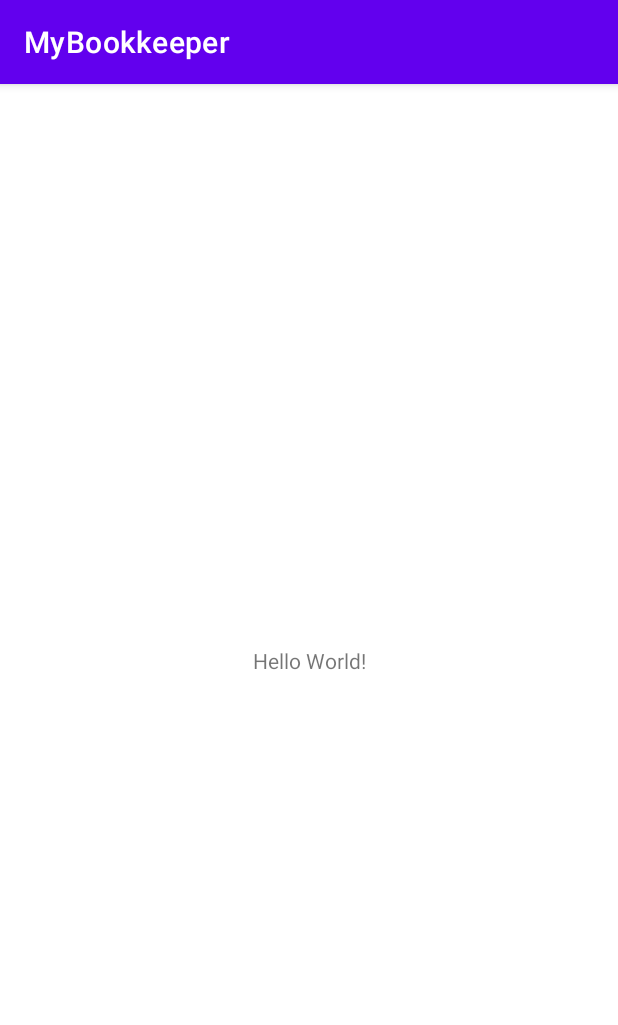
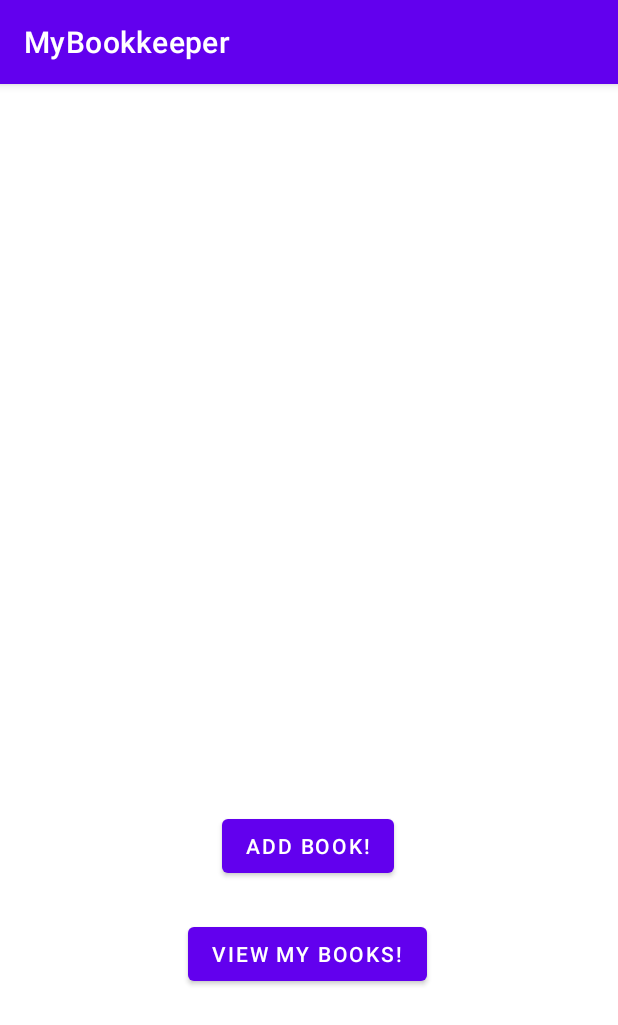
Before and after one commit to Oh-Afterglow/MyBookkeeper, an Android app: the screen it shows after launch (MainActivity), on a phone screen of 412 x 824 dp. Shown: the top 1025 px of the screen. Run offline under Robolectric (Android 15) with nearby library versions, the phone set to English and light mode, and no system bars.

Commit message:
2 buttons

```diff
--- a/app/src/main/res/layout/activity_main.xml
+++ b/app/src/main/res/layout/activity_main.xml
@@ -6,13 +6,36 @@
     android:layout_height="match_parent"
     tools:context=".MainActivity">
 
-    <TextView
+    <Button
+        android:id="@+id/button_add"
         android:layout_width="wrap_content"
         android:layout_height="wrap_content"
-        android:text="Hello World!"
+        android:layout_marginStart="148dp"
+        android:layout_marginLeft="148dp"
+        android:layout_marginEnd="148dp"
+        android:layout_marginRight="148dp"
+        android:onClick="onClickOfAdd"
+        android:text="ADD BOOK!"
+        app:layout_constraintBottom_toTopOf="@+id/button_view"
+        app:layout_constraintEnd_toEndOf="parent"
+        app:layout_constraintHorizontal_bias="0.0"
+        app:layout_constraintStart_toStartOf="parent"
+        app:layout_constraintTop_toTopOf="parent"
+        app:layout_constraintVertical_bias="0.953" />
+
+    <Button
+        android:id="@+id/button_view"
+        android:layout_width="wrap_content"
+        android:layout_height="wrap_content"
+        android:layout_marginStart="125dp"
+        android:layout_marginLeft="125dp"
+        android:layout_marginEnd="126dp"
+        android:layout_marginRight="126dp"
+        android:layout_marginBottom="164dp"
+        android:onClick="onClickOfView"
+        android:text="VIEW MY BOOKS!"
         app:layout_constraintBottom_toBottomOf="parent"
         app:layout_constraintEnd_toEndOf="parent"
-        app:layout_constraintStart_toStartOf="parent"
-        app:layout_constraintTop_toTopOf="parent" />
-
+        app:layout_constraintHorizontal_bias="0.0"
+        app:layout_constraintStart_toStartOf="parent" />
 </androidx.constraintlayout.widget.ConstraintLayout>
--- a/build.gradle
+++ b/build.gradle
@@ -2,7 +2,7 @@
 plugins {
     id 'com.android.application' version '7.2.1' apply false
     id 'com.android.library' version '7.2.1' apply false
-    id 'org.jetbrains.kotlin.android' version '1.6.10' apply false
+    id 'org.jetbrains.kotlin.android' version '1.6.21' apply false
 }
 
 task clean(type: Delete) {
```
Also changed, not shown: app/build.gradle (+9 -6 lines), app/src/main/AndroidManifest.xml (+10 -0 lines), app/src/main/java/com/example/mybookkeeper/AddBookActivity.kt (added, +11 -0 lines), app/src/main/java/com/example/mybookkeeper/BookListActivity.kt (added, +11 -0 lines), app/src/main/java/com/example/mybookkeeper/MainActivity.kt (+12 -0 lines), app/src/main/res/layout/activity_add_book.xml (added, +9 -0 lines), app/src/main/res/layout/activity_book_list.xml (added, +9 -0 lines), app/src/main/res/values/strings.xml (+10 -0 lines), app/src/main/res/values/themes.xml (+9 -0 lines).
